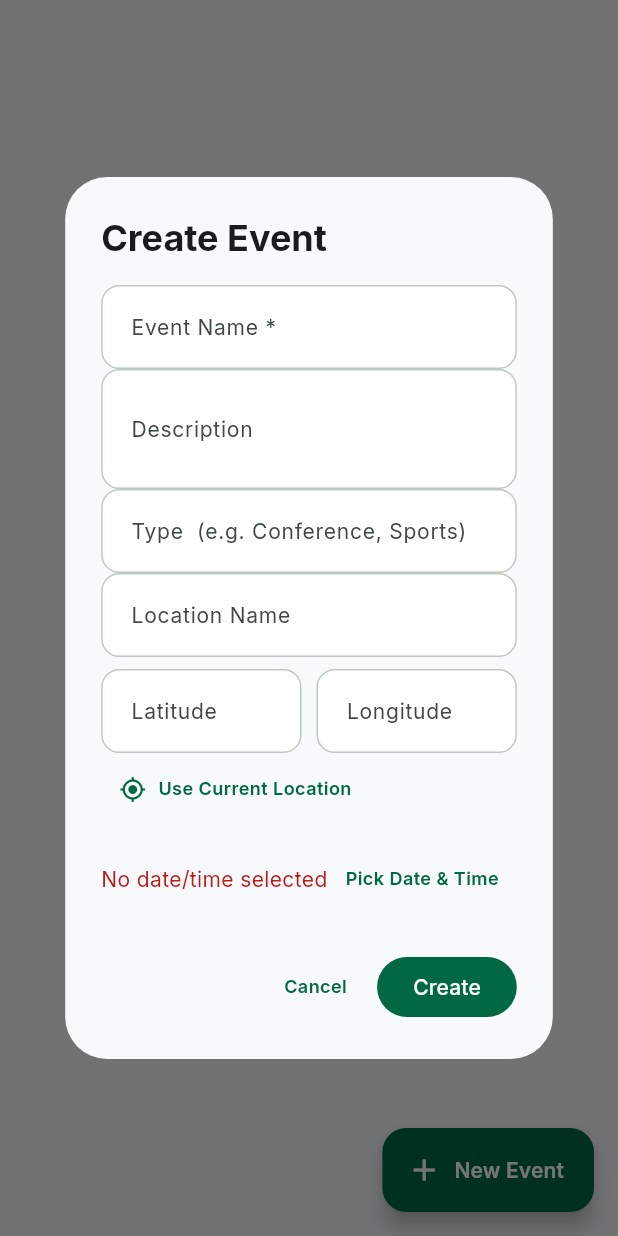
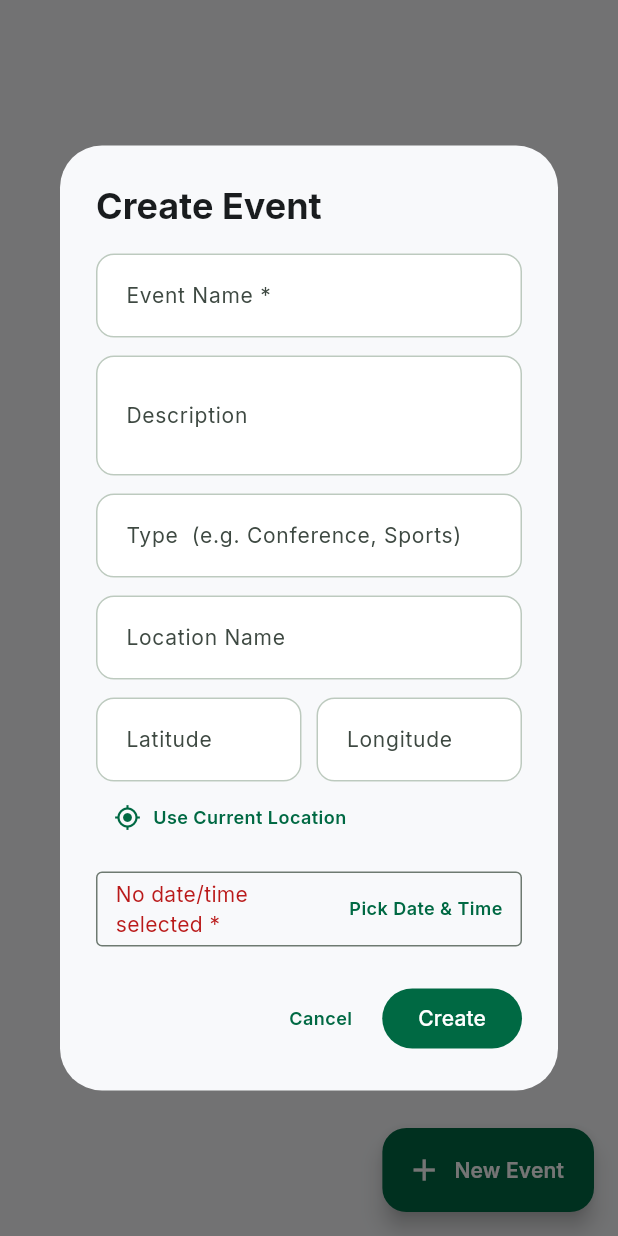
Before and after one commit to Jehmni/Rover, a Flutter app: the _EventsTab screen opened directly, after a tap on "New Event", on a phone screen of 412 x 824 dp. Run offline on Flutter 3.47's test engine with Material 3 defaults, Android fonts, the phone set to English and light mode, and no system bars; our stand-ins replace app_links, firebase_core, firebase_messaging, flutter_map, geolocator, google_fonts and 5 more; missing offline and left inert: mobile_scanner; accounts and stored records are empty.

Commit message:
fix(ux): clarify Create/Edit Event form with outlined fields and inline errors
Floating-label inputs read like section headers, so admins entered the
event name into the Description field and hit the generic "Name and
date/time are required" snackbar.

- Switch all event-dialog fields to OutlineInputBorder with example hints
- Highlight the Event Name field with inline errorText when empty
- Box and red-flag the date/time picker when unset, with a message
- Replace the generic snackbar with field-level validation feedback

Co-Authored-By: Claude Opus 4.8 <noreply@anthropic.com>

```diff
--- a/front/roverfront/lib/screens/admin_home_page.dart
+++ b/front/roverfront/lib/screens/admin_home_page.dart
@@ -182,6 +182,10 @@ class _EventsTabState extends State<_EventsTab> {
         : null;
     final isEdit = ev != null;
 
+    // Inline validation state (mutated via setDS).
+    String? nameError;
+    bool dateMissing = false;
+
     showDialog(
       context: context,
       builder: (ctx) => StatefulBuilder(
@@ -194,23 +198,45 @@ class _EventsTabState extends State<_EventsTab> {
               children: [
                 TextField(
                   controller: nameCtrl,
-                  decoration: const InputDecoration(labelText: 'Event Name *'),
-                ),
+                  decoration: InputDecoration(
+                    labelText: 'Event Name *',
+                    hintText: 'e.g. Sunday Service',
+                    border: const OutlineInputBorder(),
+                    errorText: nameError,
+                  ),
+                  onChanged: (_) {
+                    if (nameError != null) setDS(() => nameError = null);
+                  },
+                ),
+                const SizedBox(height: 12),
                 TextField(
                   controller: descCtrl,
-                  decoration: const InputDecoration(labelText: 'Description'),
+                  decoration: const InputDecoration(
+                    labelText: 'Description',
+                    hintText: 'e.g. Mega Praise Service',
+                    border: OutlineInputBorder(),
+                  ),
                   maxLines: 2,
                 ),
+                const SizedBox(height: 12),
                 TextField(
                   controller: typeCtrl,
                   decoration: const InputDecoration(
-                      labelText: 'Type  (e.g. Conference, Sports)'),
-                ),
+                    labelText: 'Type  (e.g. Conference, Sports)',
+                    hintText: 'e.g. Sunday main service',
+                    border: OutlineInputBorder(),
+                  ),
+                ),
+                const SizedBox(height: 12),
                 TextField(
                   controller: locCtrl,
-                  decoration: const InputDecoration(labelText: 'Location Name'),
-                ),
-                const SizedBox(height: 8),
+                  decoration: const InputDecoration(
+                    labelText: 'Location Name',
+                    hintText: 'e.g. Uyo',
+                    border: OutlineInputBorder(),
+                  ),
+                ),
+                const SizedBox(height: 12),
                 Row(
                   children: [
                     Expanded(
@@ -219,6 +245,7 @@ class _EventsTabState extends State<_EventsTab> {
                         decoration: const InputDecoration(
                           labelText: 'Latitude',
                           hintText: '51.5074',
+                          border: OutlineInputBorder(),
                         ),
                         keyboardType: const TextInputType.numberWithOptions(
                           signed: true,
@@ -233,6 +260,7 @@ class _EventsTabState extends State<_EventsTab> {
                         decoration: const InputDecoration(
                           labelText: 'Longitude',
                           hintText: '-0.1278',
+                          border: OutlineInputBorder(),
                         ),
                         keyboardType: const TextInputType.numberWithOptions(
                           signed: true,
@@ -281,17 +309,29 @@ class _EventsTabState extends State<_EventsTab> {
                   ),
                 ),
                 const SizedBox(height: 12),
-                Row(
+                Container(
+                  decoration: BoxDecoration(
+                    border: Border.all(
+                      color: dateMissing
+                          ? RoverColors.error
+                          : Theme.of(ctx).colorScheme.outline,
+                    ),
+                    borderRadius: BorderRadius.circular(4),
+                  ),
+                  padding: const EdgeInsets.only(left: 12),
+                  child: Row(
                     children: [
                       Expanded(
                         child: Text(
                           pickedDate == null
-                            ? 'No date/time selected'
+                              ? 'No date/time selected *'
                               : '${pickedDate!.day}/${pickedDate!.month}/${pickedDate!.year}  '
                                   '${pickedDate!.hour.toString().padLeft(2, '0')}:'
                                   '${pickedDate!.minute.toString().padLeft(2, '0')}',
                           style: TextStyle(
-                          color: pickedDate == null ? RoverColors.error : null,
+                            color: (pickedDate == null || dateMissing)
+                                ? RoverColors.error
+                                : null,
                           ),
                         ),
                       ),
@@ -318,12 +358,28 @@ class _EventsTabState extends State<_EventsTab> {
                               : const TimeOfDay(hour: 9, minute: 0),
                         );
                         if (t != null) {
-                          setDS(() => pickedDate = DateTime(
-                              d.year, d.month, d.day, t.hour, t.minute));
+                          setDS(() {
+                            pickedDate = DateTime(
+                                d.year, d.month, d.day, t.hour, t.minute);
+                            dateMissing = false;
+                          });
                         }
                       },
                       ),
                     ],
+                  ),
+                ),
+                if (dateMissing)
+                  Padding(
+                    padding: const EdgeInsets.only(top: 6, left: 12),
+                    child: Align(
+                      alignment: Alignment.centerLeft,
+                      child: Text(
+                        'Date & time is required',
+                        style: TextStyle(
+                            color: RoverColors.error, fontSize: 12),
+                      ),
+                    ),
                   ),
               ],
             ),
@@ -338,11 +394,13 @@ class _EventsTabState extends State<_EventsTab> {
                   FilledButton.styleFrom(backgroundColor: RoverColors.primary),
               child: Text(isEdit ? 'Save' : 'Create'),
               onPressed: () async {
-                if (nameCtrl.text.trim().isEmpty || pickedDate == null) {
-                  ScaffoldMessenger.of(context).showSnackBar(const SnackBar(
-                    content: Text('Name and date/time are required.'),
-                    backgroundColor: RoverColors.error,
-                  ));
+                final nameEmpty = nameCtrl.text.trim().isEmpty;
+                final noDate = pickedDate == null;
+                if (nameEmpty || noDate) {
+                  setDS(() {
+                    nameError = nameEmpty ? 'Event name is required' : null;
+                    dateMissing = noDate;
+                  });
                   return;
                 }
                 double? latitude;
```
Lines whose indentation alone changed are shown as unchanged.
